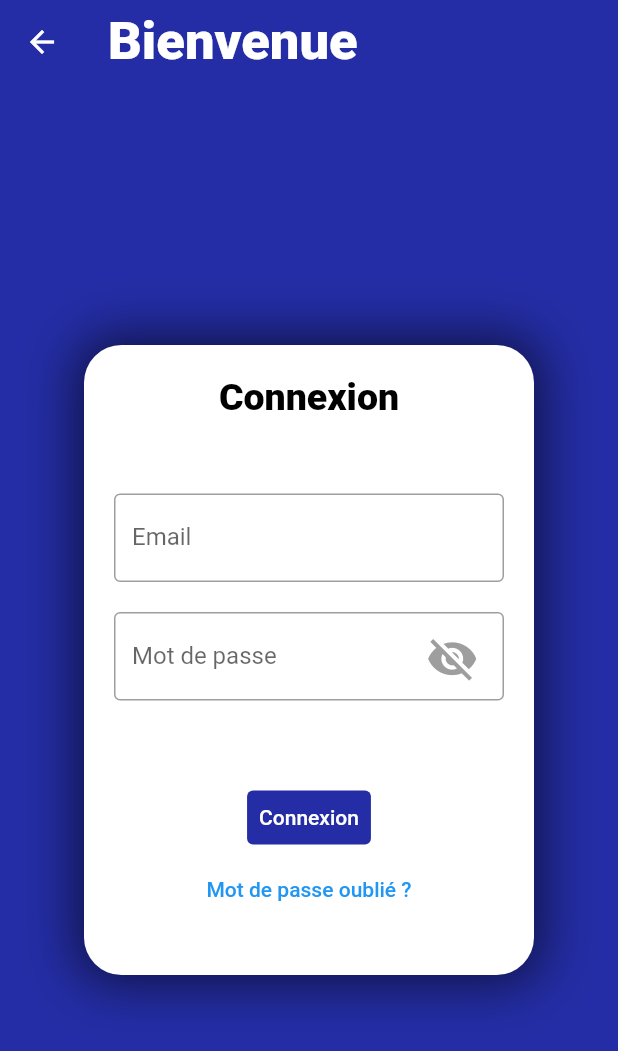
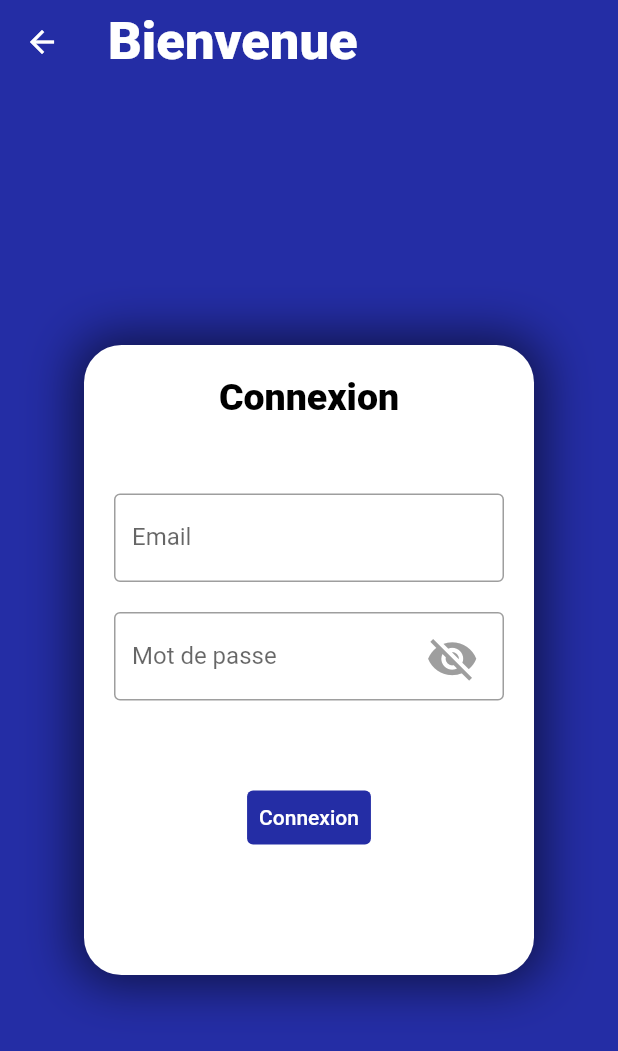
Before and after one commit to HJ-Jason/app_plan, a Flutter app: the screen it shows after launch, after a tap on "Connexion", on a phone screen of 412 x 824 dp. Shown: the top 1051 px of the screen. Run offline on Flutter 3.47's test engine with Material 2 defaults, Android fonts, the light colour scheme and no system bars; our stand-ins replace cloud_firestore, firebase_auth, firebase_core, image_picker; accounts and stored records are empty; network calls fail.

Commit message:
mdp oublié

```diff
--- a/lib/widgets/routes/login/login.dart
+++ b/lib/widgets/routes/login/login.dart
@@ -186,9 +186,9 @@ class _Login extends State<Login> {
 
                   // ---------- Bouton de Réinitialisation de Mot de passe ----------
                   //
-                  TextButton(
+                  /*TextButton(
                       onPressed: () {},
-                      child: const Text('Mot de passe oublié ?'))
+                      child: const Text('Mot de passe oublié ?'))*/
                 ],
               ),
             )),
```
